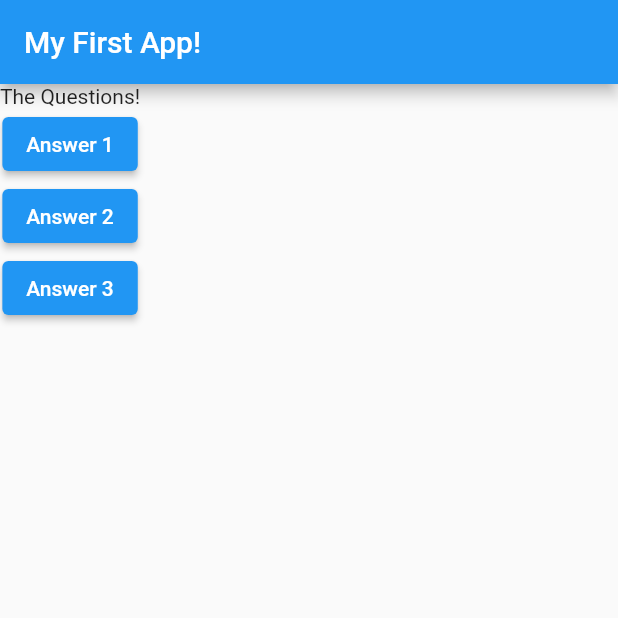
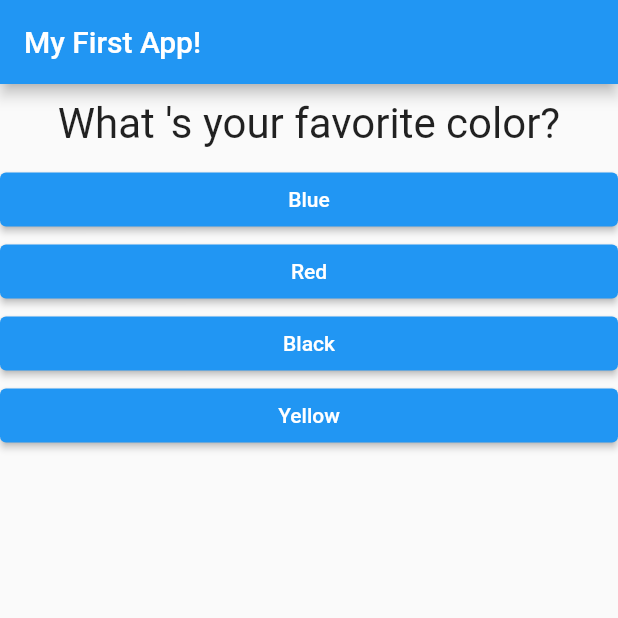
Before and after one commit to FatihGoktas90/Flutter, a Flutter app: the screen it shows after launch, on a phone screen of 412 x 824 dp, the top half of it. Run offline on Flutter 3.47's test engine with Material 2 defaults, Android fonts, the phone set to English and light mode, and no system bars.

Commit message:
Module 1 completed

```diff
--- /dev/null
+++ b/flutter_complete_guide/lib/answer.dart
@@ -0,0 +1,22 @@
+import 'package:flutter/material.dart';
+
+class Answer extends StatelessWidget {
+  final VoidCallback selectHandler;
+  final String answerText;
+
+  Answer(this.selectHandler, this.answerText);
+
+  @override
+  Widget build(BuildContext context) {
+    return Container(
+      width: double.infinity,
+      child: ElevatedButton(
+        style: ButtonStyle(
+          backgroundColor: MaterialStateProperty.all(Colors.blue),
+        ),
+        onPressed: selectHandler,
+        child: Text(answerText),
+      ),
+    );
+  }
+}
--- a/flutter_complete_guide/lib/main.dart
+++ b/flutter_complete_guide/lib/main.dart
@@ -1,40 +1,80 @@
 import 'package:flutter/material.dart';
+import 'package:flutter_complete_guide/answer.dart';
+import 'package:flutter_complete_guide/result.dart';
+import './quiz.dart';
 
 void main() => runApp(MyApp());
 
-class MyApp extends StatelessWidget {
-  void answerQuestion() {
-    print('Answer chosen!');
+class MyApp extends StatefulWidget {
+  @override
+  State<StatefulWidget> createState() {
+    return _MyAppState();
+  }
+}
+
+class _MyAppState extends State<MyApp> {
+  final _questions = const [
+    {
+      'questionText': 'What \'s your favorite color?',
+      'answers': [
+        {'text': 'Blue', 'score': 10},
+        {'text': 'Red', 'score': 8},
+        {'text': 'Black', 'score': 6},
+        {'text': 'Yellow', 'score': 5},
+      ],
+    },
+    {
+      'questionText': 'What \'s your favorite animal?',
+      'answers': [
+        {'text': 'Rabbit', 'score': 10},
+        {'text': 'Snake', 'score': 8},
+        {'text': 'Cat', 'score': 7},
+        {'text': 'Dog', 'score': 5},
+      ],
+    },
+    {
+      'questionText': 'Who \'s your favorite Instructor?',
+      'answers': [
+        {'text': 'Max', 'score': 10},
+        {'text': 'Max', 'score': 8},
+        {'text': 'Max', 'score': 7},
+        {'text': 'Max', 'score': 5},
+      ],
+    },
+  ];
+  var _questionIndex = 0;
+  var _totalScore = 0;
+
+  void _resetQuiz() {
+    setState(() {
+      _questionIndex = 0;
+      _totalScore = 0;
+    });
+  }
+
+  void _answerQuestion(int score) {
+    _totalScore += score;
+    setState(() {
+      _questionIndex += 1;
+    });
+    print(_questionIndex);
+    if (_questionIndex < _questions.length) {
+      print('We have more questions');
+    }
   }
 
   @override
   Widget build(BuildContext context) {
-    var questions = [
-      'What \'s your favorite color?',
-      'What \'s your favorite animal?'
-    ];
     return MaterialApp(
         home: Scaffold(
-      appBar: AppBar(
-        title: Text('My First App!'),
-      ),
-      body: Column(
-        children: [
-          Text('The Questions!'),
-          ElevatedButton(
-            onPressed: answerQuestion,
-            child: Text('Answer 1'),
-          ),
-          ElevatedButton(
-            onPressed: answerQuestion,
-            child: Text('Answer 2'),
-          ),
-          ElevatedButton(
-            onPressed: answerQuestion,
-            child: Text('Answer 3'),
-          ),
-        ],
-      ),
-    ));
+            appBar: AppBar(
+              title: Text('My First App!'),
+            ),
+            body: _questionIndex < _questions.length
+                ? Quiz(
+                    answerQuestion: _answerQuestion,
+                    questionIndex: _questionIndex,
+                    questions: _questions)
+                : Result(_totalScore, _resetQuiz)));
   }
 }
--- /dev/null
+++ b/flutter_complete_guide/lib/question.dart
@@ -0,0 +1,20 @@
+import 'package:flutter/material.dart';
+
+class Question extends StatelessWidget {
+  final String questionText;
+
+  Question(this.questionText);
+
+  @override
+  Widget build(BuildContext context) {
+    return Container(
+      width: double.infinity,
+      margin: EdgeInsets.all(10),
+      child: Text(
+        questionText,
+        style: TextStyle(fontSize: 28),
+        textAlign: TextAlign.center,
+      ),
+    );
+  }
+}
--- /dev/null
+++ b/flutter_complete_guide/lib/quiz.dart
@@ -0,0 +1,28 @@
+import 'package:flutter/material.dart';
+import './question.dart';
+import './answer.dart';
+
+class Quiz extends StatelessWidget {
+  final List<Map<String, Object>> questions;
+  final int questionIndex;
+  final Function answerQuestion;
+
+  Quiz(
+      {required this.questions,
+      required this.answerQuestion,
+      required this.questionIndex});
+
+  @override
+  Widget build(BuildContext context) {
+    return Column(
+      children: [
+        Question(
+          questions[questionIndex]['questionText'] as String,
+        ),
+        ...(questions[questionIndex]['answers'] as List<Map<String,Object>>).map((answer) {
+          return Answer(() => answerQuestion(answer['score']), answer['text'] as String);
+        }).toList()
+      ],
+    );
+  }
+}
```
Also changed, not shown: flutter_complete_guide/lib/result.dart (added, +40 -0 lines).
